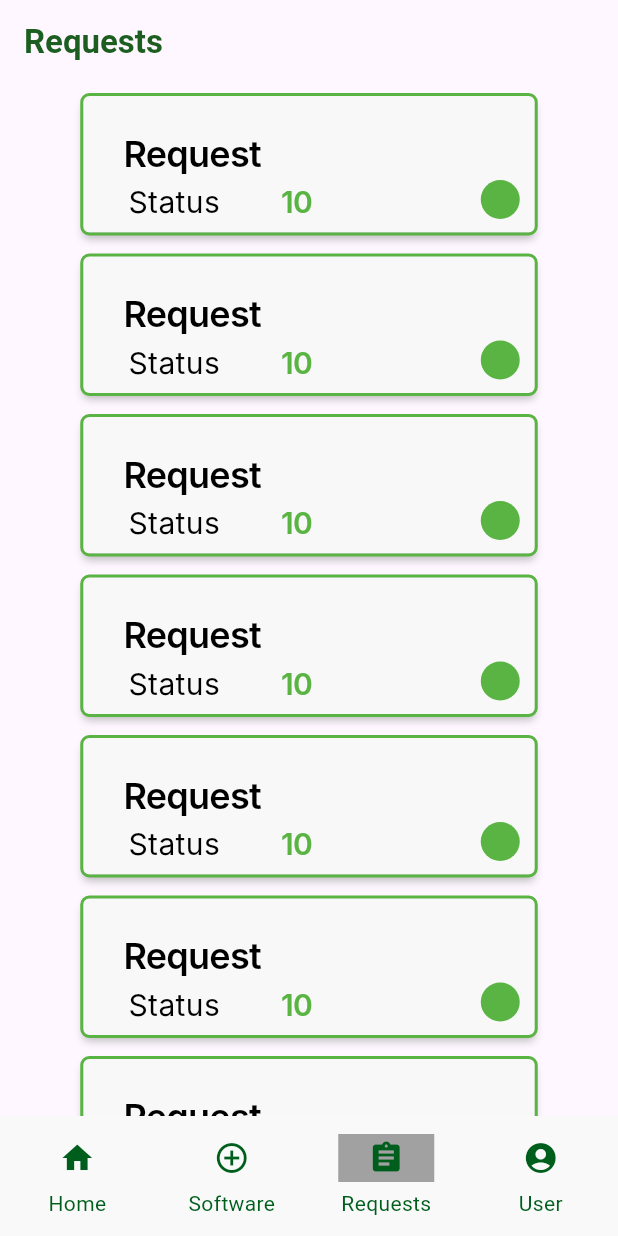
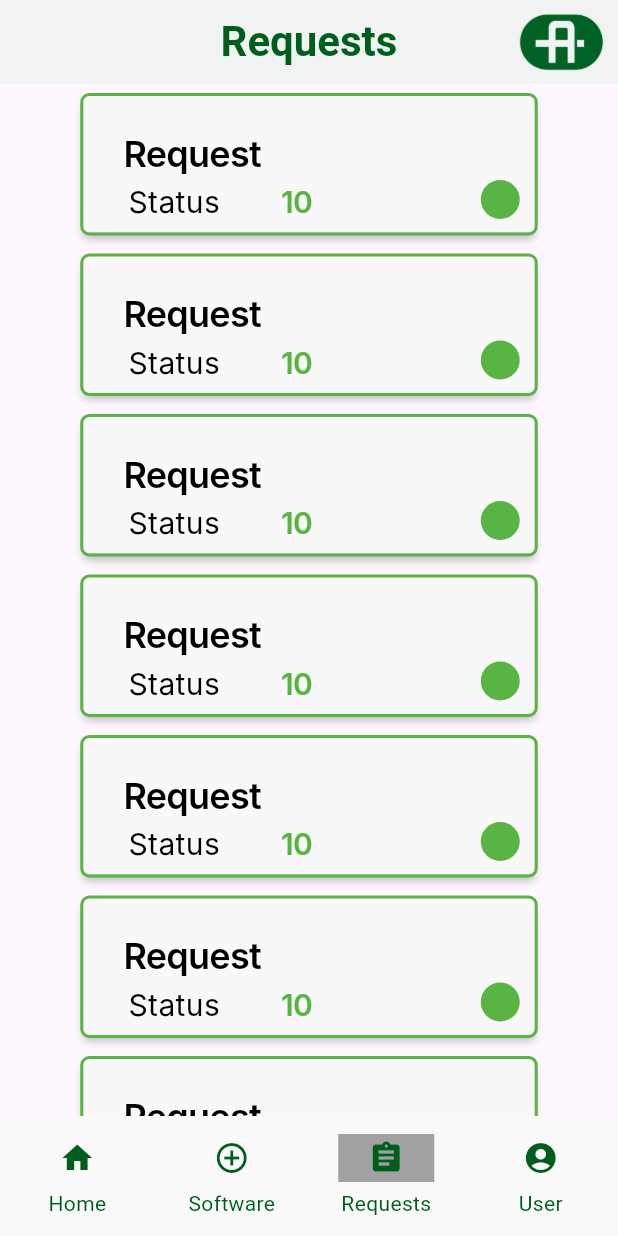
Before and after one commit to AndKlet/Autronica-Onboarding-clean, a Flutter app: the screen it shows after launch, item 3 of the bottom bar chosen, on a phone screen of 412 x 824 dp. Run offline on Flutter 3.47's test engine with Material 3 defaults, Android fonts, the phone set to English and light mode, and no system bars; Roboto replaces fonts that are missing (Inter).

Commit message:
feat: added app bar to existing pages

```diff
--- a/frontend/autron/lib/src/screens/RequestScreen.dart
+++ b/frontend/autron/lib/src/screens/RequestScreen.dart
@@ -1,4 +1,5 @@
 import 'package:autron/src/widgets/statusAlert.dart';
+import 'package:autron/src/widgets/app_bar.dart';
 import 'package:flutter/material.dart';
 
 class RequestScreen extends StatelessWidget {
@@ -23,24 +24,20 @@ class RequestScreen extends StatelessWidget {
   @override
   Widget build(BuildContext context) {
     return Scaffold(
-      appBar: AppBar(
-        title: Text('Requests',
-        style: TextStyle(
-            color: Colors.green[900],
-            fontWeight: FontWeight.bold, // Set the AppBar title color to green
-          ),
-          ),
-
-      ),
+      appBar: const CustomAppBar(title: 'Requests'),
       body: ListView(
         children: requests.map((request) {
-          return Padding(
-            padding: const EdgeInsets.all(8.0),
-           // ignore: prefer_const_constructors
-           child: StatusAlert(title: "Request", value: "Status", count: 10, color:  Color(0xFF5AB443)),
+          return const Padding(
+            padding: EdgeInsets.all(8.0),
+            // ignore: prefer_const_constructors
+            child: StatusAlert(
+                title: "Request",
+                value: "Status",
+                count: 10,
+                color: Color(0xFF5AB443)),
           );
         }).toList(),
       ),
     );
   }
-    }
+}
--- a/frontend/autron/lib/src/screens/login_screen.dart
+++ b/frontend/autron/lib/src/screens/login_screen.dart
@@ -1,5 +1,6 @@
 import 'package:autron/src/services/auth_service.dart';
 import 'package:autron/src/widgets/input_text_field.dart';
+import 'package:autron/src/widgets/app_bar.dart';
 import 'package:flutter/material.dart';
 
 class LoginPage extends StatefulWidget {
@@ -16,6 +17,7 @@ class _LoginPageState extends State<LoginPage> {
   @override
   Widget build(BuildContext context) {
     return Scaffold(
+      appBar: const CustomAppBar(title: 'Login'),
       backgroundColor: Colors.grey[300],
       body: SafeArea(
         child: Center(
--- a/frontend/autron/lib/src/screens/user_screen.dart
+++ b/frontend/autron/lib/src/screens/user_screen.dart
@@ -1,4 +1,5 @@
 import 'package:autron/src/services/auth_service.dart';
+import 'package:autron/src/widgets/app_bar.dart';
 import 'package:flutter/material.dart';
 
 class UserScreen extends StatefulWidget {
@@ -6,6 +7,7 @@ class UserScreen extends StatefulWidget {
   State<UserScreen> createState() => _UserScreenState();
   const UserScreen({super.key});
 }
+
 class _UserScreenState extends State<UserScreen> {
   final AuthService _authService = AuthService();
   @override
@@ -15,9 +17,7 @@ class _UserScreenState extends State<UserScreen> {
     const String department = "Engineering";
 
     return Scaffold(
-      appBar: AppBar(
-        title: const Text('Profile'),
-      ),
+      appBar: const CustomAppBar(title: 'Profile'),
       body: Padding(
         padding: const EdgeInsets.all(16.0),
         child: Column(
@@ -32,7 +32,6 @@ class _UserScreenState extends State<UserScreen> {
               'Department: $department',
               style: TextStyle(fontSize: 20),
             ),
-
             Expanded(
               child: Align(
                 alignment: Alignment.bottomCenter,
@@ -43,8 +42,8 @@ class _UserScreenState extends State<UserScreen> {
                   },
                   style: ElevatedButton.styleFrom(
                     backgroundColor: const Color(0xFF005E1D),
-                      padding:
-                          const EdgeInsets.symmetric(horizontal: 50, vertical: 15),
+                    padding: const EdgeInsets.symmetric(
+                        horizontal: 50, vertical: 15),
                     shape: RoundedRectangleBorder(
                       borderRadius: BorderRadius.circular(8),
                     ),
```
Lines whose indentation alone changed are shown as unchanged.
